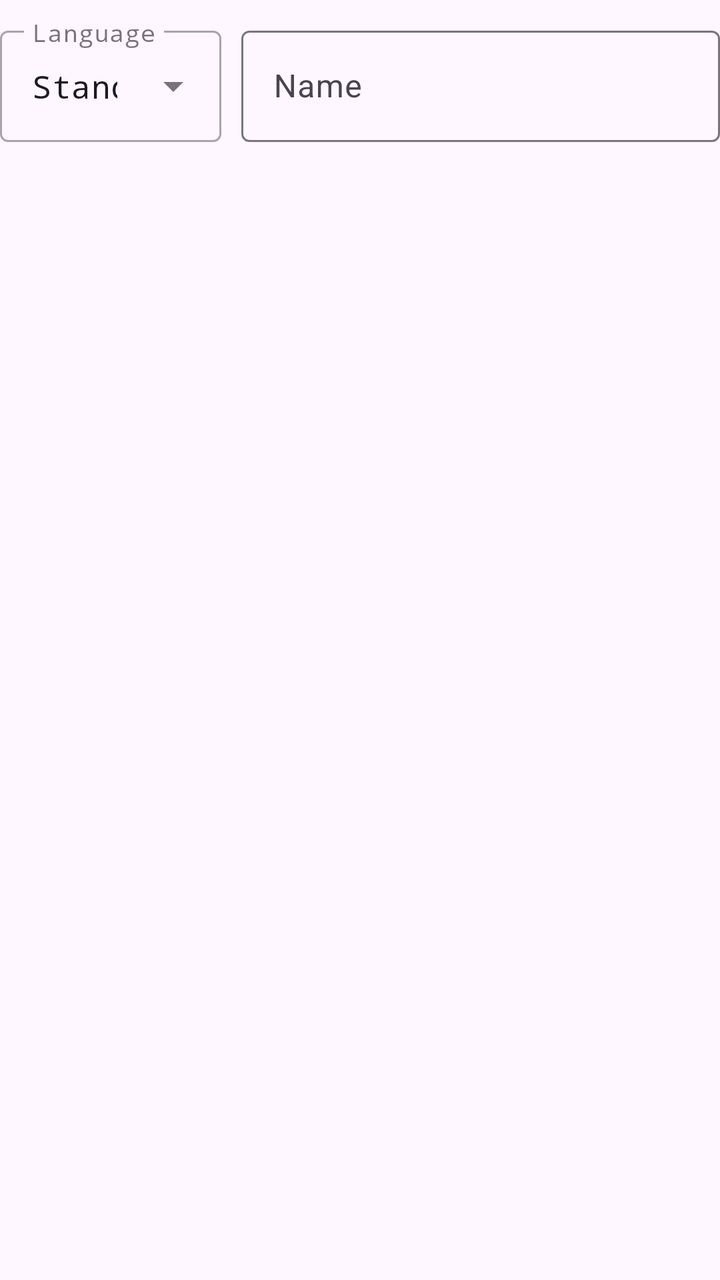
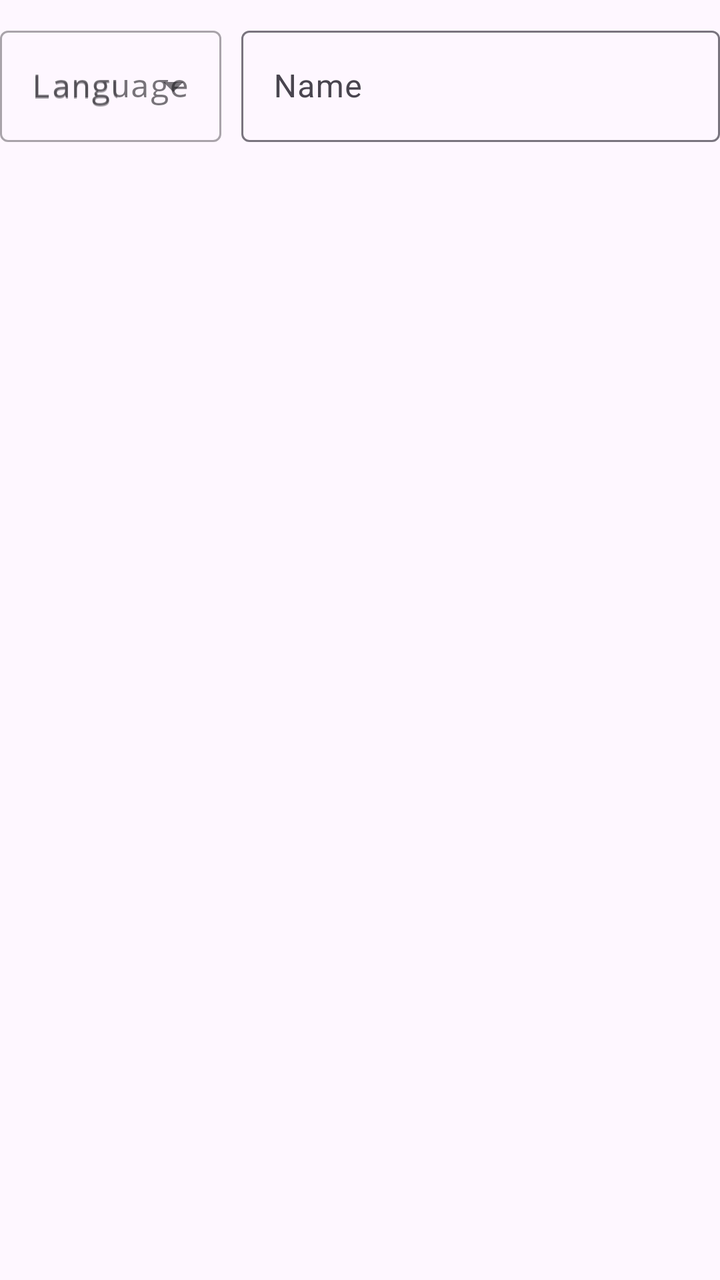

Compare the two renders of this Android layout. The source of the first and the diff that turns it into the second are given below.
<!-- AndroidManifest.xml: application theme Theme.AuroraTuner -->
<!-- res/layout/localized_name_item.xml -->
<?xml version="1.0" encoding="utf-8"?>
<com.google.android.material.card.MaterialCardView xmlns:android="http://schemas.android.com/apk/res/android"
    xmlns:app="http://schemas.android.com/apk/res-auto"
    xmlns:tools="http://schemas.android.com/tools"
    app:strokeWidth="0dp"
    android:layout_width="match_parent"
    android:layout_height="wrap_content">

    <LinearLayout
        android:layout_width="match_parent"
        android:layout_height="wrap_content"
        android:orientation="horizontal"
        android:layout_marginTop="10dp">

        <com.google.android.material.textfield.TextInputLayout
            android:id="@+id/editor_language_selection"
            style="@style/Widget.MaterialComponents.TextInputLayout.OutlinedBox.ExposedDropdownMenu"
            android:layout_width="wrap_content"
            android:layout_height="wrap_content"
            android:hint="@string/editor_language_dropdown_hint">

        <AutoCompleteTextView
            android:id="@+id/editor_language_selection_dropdown"
            android:layout_width="match_parent"
            android:layout_height="match_parent"
            android:fontFamily="monospace"
            android:inputType="none"
            android:text="@string/standard_tuning"
            android:textSize="16sp"
            tools:ignore="LabelFor" />

        </com.google.android.material.textfield.TextInputLayout>

        <com.google.android.material.textfield.TextInputLayout
            android:layout_width="match_parent"
            android:layout_height="match_parent"
            android:layout_marginStart="10dp">

            <com.google.android.material.textfield.TextInputEditText
                android:layout_width="match_parent"
                android:layout_height="wrap_content"
                android:hint="@string/editor_general_name_hint" />
        </com.google.android.material.textfield.TextInputLayout>
    </LinearLayout>
</com.google.android.material.card.MaterialCardView>
<!-- resources referenced by this layout -->
<resources>
  <string name="editor_general_name_hint">Name</string>
  <string name="editor_language_dropdown_hint">Language</string>
  <string name="standard_tuning">Standard</string>
  <style name="Theme.AuroraTuner" parent="Base.Theme.AuroraTuner" />
  <style name="Base.Theme.AuroraTuner" parent="Theme.Material3.DayNight.NoActionBar">
          
          
          <item name="android:navigationBarColor">@color/white</item>
          <item name="colorPrimaryDark">@color/white</item>
      </style>
  <color name="white">#FFFFFFFF</color>
</resources>

<!-- the commit's change to res/layout/localized_name_item.xml (unified diff, before → after) -->
@@ -4,7 +4,8 @@
     xmlns:tools="http://schemas.android.com/tools"
     app:strokeWidth="0dp"
     android:layout_width="match_parent"
-    android:layout_height="wrap_content">
+    android:layout_height="wrap_content"
+    app:cardCornerRadius="0dp">
 
     <LinearLayout
         android:layout_width="match_parent"
@@ -25,7 +26,7 @@
             android:layout_height="match_parent"
             android:fontFamily="monospace"
             android:inputType="none"
-            android:text="@string/standard_tuning"
+            android:hint="@string/editor_language_dropdown_hint"
             android:textSize="16sp"
             tools:ignore="LabelFor" />
 
@@ -37,6 +38,7 @@
             android:layout_marginStart="10dp">
 
             <com.google.android.material.textfield.TextInputEditText
+                android:id="@+id/editor_localized_name_input"
                 android:layout_width="match_parent"
                 android:layout_height="wrap_content"
                 android:hint="@string/editor_general_name_hint" />
<!-- resource entries referenced after the edit -->
@@ -2,7 +2,6 @@
 <resources>
   <string name="editor_general_name_hint">Name</string>
   <string name="editor_language_dropdown_hint">Language</string>
-  <string name="standard_tuning">Standard</string>
   <style name="Theme.AuroraTuner" parent="Base.Theme.AuroraTuner" />
   <style name="Base.Theme.AuroraTuner" parent="Theme.Material3.DayNight.NoActionBar">
           
